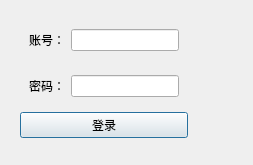
Qt form dialog_add_admin.ui (Anthony52233/Qt_mysql_sys) before a commit.
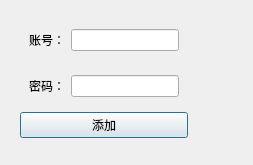
The same form after that commit.

```diff
--- a/dialog_add_admin.ui
+++ b/dialog_add_admin.ui
@@ -52,7 +52,7 @@
       <item row="2" column="0">
        <widget class="QPushButton" name="pushButton_commit">
         <property name="text">
-         <string>登录</string>
+         <string>添加</string>
         </property>
        </widget>
       </item>
```
